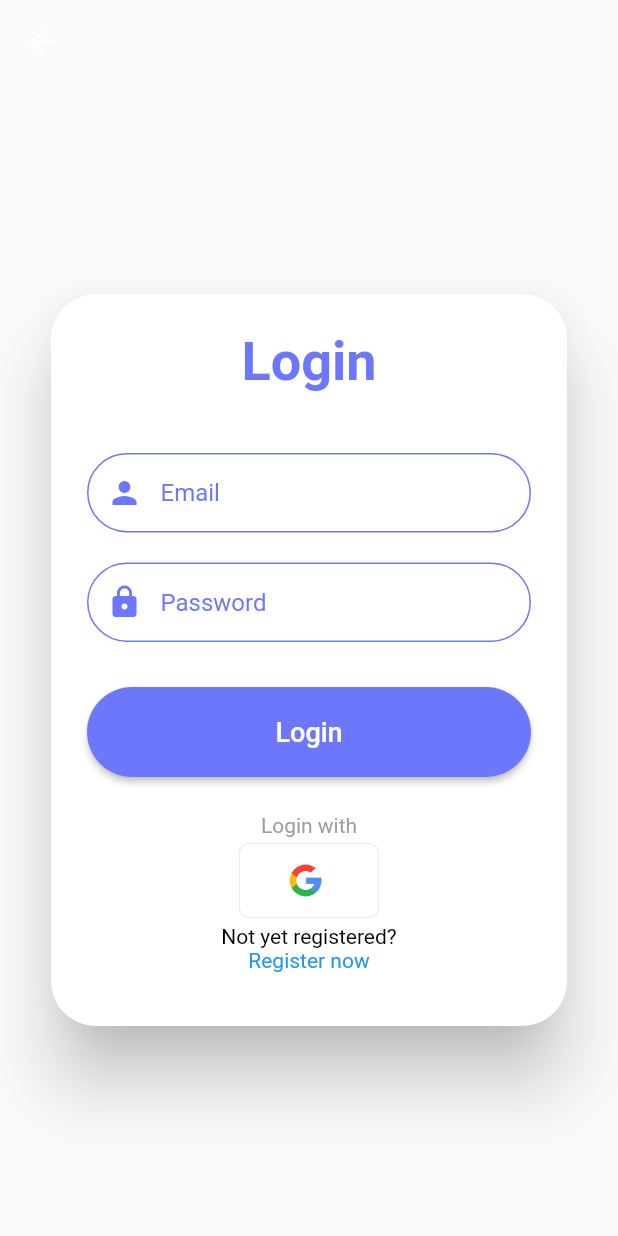
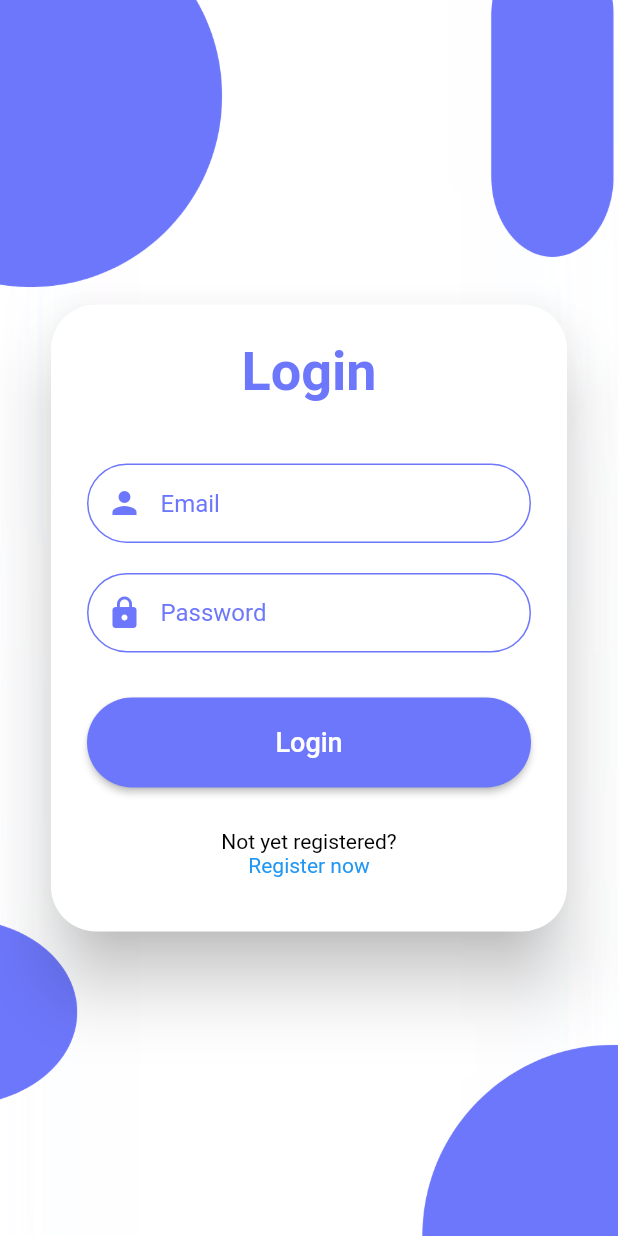
Before and after one commit to Giansimone-Coccia/Biblioteca_Nazionale_Flutter, a Flutter app: the screen it shows after launch, after a tap on "Accedi", on a phone screen of 412 x 824 dp. Run offline on Flutter 3.47's test engine with Material 2 defaults, Android fonts, the phone set to English and light mode, and no system bars; our stand-ins replace sqflite; missing offline and left inert: google_books_api; accounts and stored records are empty.

Commit message:
Aggiunto sfondo login e modificata classe db

```diff
--- a/lib/screens/login.dart
+++ b/lib/screens/login.dart
@@ -8,13 +8,21 @@ class Login extends StatelessWidget {
   @override
   Widget build(BuildContext context) {
     return Scaffold(
-      resizeToAvoidBottomInset: false,
+      extendBodyBehindAppBar: true, // Estende il corpo al di sotto dell'AppBar
       appBar: CustomAppBarLogin(),
-      body: Center(
-        child: SingleChildScrollView(
-          child: Padding(
-            padding: const EdgeInsets.all(30.0),
-            child: LoginCard(),
+      body: Container(
+        decoration: BoxDecoration(
+          image: DecorationImage(
+            image: AssetImage('assets/images/loginbkg.png'),
+            fit: BoxFit.cover,
+          ),
+        ),
+        child: Center(
+          child: SingleChildScrollView(
+            child: Padding(
+              padding: const EdgeInsets.all(30.0),
+              child: LoginCard(),
+            ),
           ),
         ),
       ),
@@ -24,15 +32,14 @@ class Login extends StatelessWidget {
 
 class CustomAppBarLogin extends StatelessWidget implements PreferredSizeWidget {
   @override
-  Size get preferredSize => Size.fromHeight(kToolbarHeight);
+  Size get preferredSize => Size.fromHeight(0); // Imposta l'altezza dell'AppBar a 0
 
   @override
   Widget build(BuildContext context) {
-    final Color customPurpleColor = const Color(0xFF6D77FB);
-
     return AppBar(
       backgroundColor: Colors.transparent,
       elevation: 0,
+      automaticallyImplyLeading: false, // Nasconde il pulsante di ritorno predefinito
     );
   }
 }
@@ -119,17 +126,6 @@ class _LoginCardState extends State<LoginCard> {
             ),
             SizedBox(height: 12.0),
             const SizedBox(height: 12.0),
-            const LoginText(
-              text: 'Login with',
-              fontSize: 14.0,
-              color: Colors.grey,
-            ),
-            SizedBox(height: 4.0),
-            Image.asset(
-              'assets/images/google_icon.png',
-              width: 100.0,
-              height: 50.0,
-            ),
             SizedBox(height: 4.0),
             LoginText(
               text: 'Not yet registered? ',
--- a/pubspec.yaml
+++ b/pubspec.yaml
@@ -64,6 +64,7 @@ flutter:
     - assets/images/google_icon.png
     - assets/images/logo_welcome.png
     - assets/images/best_home_library_apps.webp
+    - assets/images/loginbkg.png
 
 
   # The following line ensures that the Material Icons font is
```
Also changed, not shown: lib/models/DatabaseProvider.dart (+40 -0 lines), assets/images/loginbkg.png (added).
